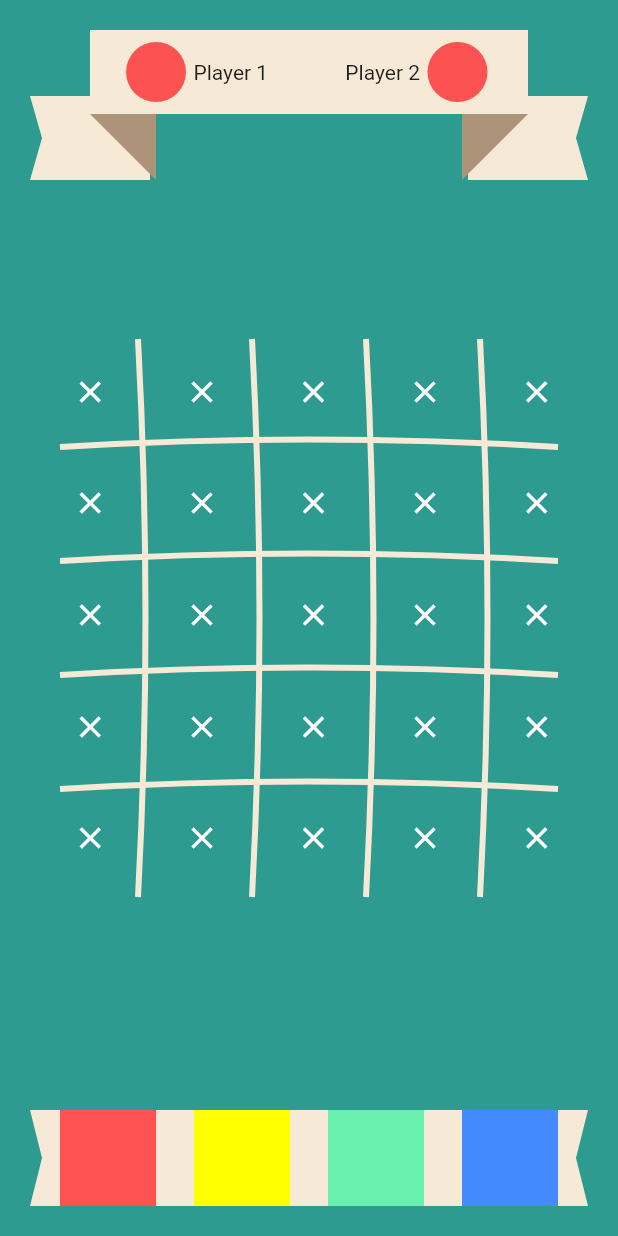
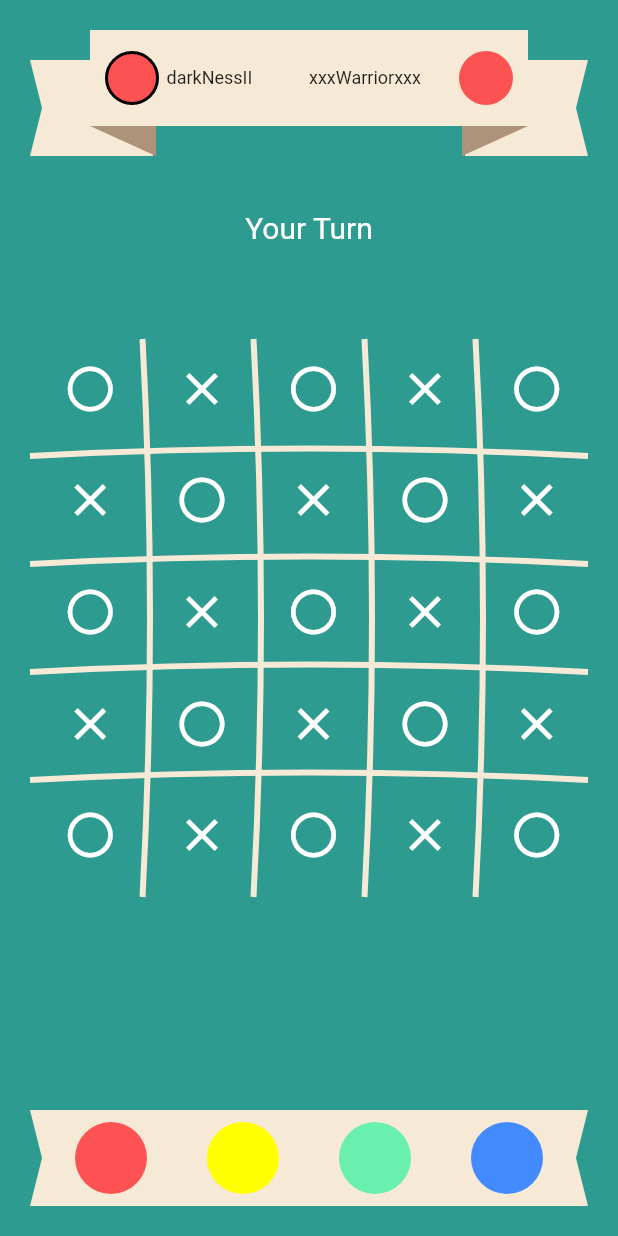
Before and after one commit to cmrnrbs/flutter_game_app, a Flutter app: the screen it shows after launch, on a phone screen of 412 x 824 dp. Run offline on Flutter 3.47's test engine with Material 2 defaults, Android fonts, the phone set to English and light mode, and no system bars; our stand-ins replace google_fonts; Roboto replaces fonts that are missing (Macondo).

Commit message:
game screen redesign

```diff
--- a/lib/constants.dart
+++ b/lib/constants.dart
@@ -3,5 +3,8 @@ import 'package:flutter/material.dart';
 Color redColor = const Color(0xFFFD5252);
 Color bannerColor = const Color(0xFFF6E9D6);
 Color bannerShadowColor = const Color(0xFFAD937A);
+Color bgColor = const Color(0xFF2E9B91);
+
+const double BOTTOM_ICON_SIZE = 48.0;
 
 enum Side { Left, Right, Both }
--- /dev/null
+++ b/lib/customviews/banner_header.dart
@@ -0,0 +1,78 @@
+import 'package:flutter/material.dart';
+
+import '../constants.dart';
+import 'banner_view.dart';
+import 'triangle.dart';
+
+class BannerHeader extends StatelessWidget {
+  const BannerHeader({Key? key}) : super(key: key);
+
+  @override
+  Widget build(BuildContext context) {
+    return SizedBox(
+                height: 100,
+                child: Stack(
+                  children: [
+                    Align(
+                      alignment: Alignment.topCenter,
+                      child: Padding(
+                        padding: const EdgeInsets.only(top: 20.0),
+                        child: Row(
+                          mainAxisAlignment: MainAxisAlignment.spaceBetween,
+                          children: [
+                            CustomPaint(
+                              painter: BannerView(side: Side.Left),
+                              child: const SizedBox(
+                                width: 82,
+                                height: 64,
+                              ),
+                            ),
+                            CustomPaint(
+                              painter: BannerView(side: Side.Right),
+                              child: const SizedBox(
+                                width: 82,
+                                height: 64,
+                              ),
+                            ),
+                          ],
+                        ),
+                      ),
+                    ),
+                    Align(
+                      alignment: Alignment.topCenter,
+                      child: Padding(
+                        padding: const EdgeInsets.symmetric(horizontal: 40.0),
+                        child: Column(
+                          children: [
+                            Container(
+                              height: 64,
+                              color: bannerColor,
+                            ),
+                            Row(
+                              mainAxisAlignment: MainAxisAlignment.spaceBetween,
+                              children: [
+                                CustomPaint(
+                                  painter: Triangle(side: Side.Left),
+                                  child: const SizedBox(
+                                    width: 44,
+                                    height: 20,
+                                  ),
+                                ),
+                                CustomPaint(
+                                  painter: Triangle(side: Side.Right),
+                                  child: const SizedBox(
+                                    width: 44,
+                                    height: 20,
+                                  ),
+                                ),
+                              ],
+                            )
+                          ],
+                        ),
+                      ),
+                    )
+                  ],
+                ),
+              );
+  }
+}
--- a/lib/customviews/banner_view.dart
+++ b/lib/customviews/banner_view.dart
@@ -1,5 +1,5 @@
 import 'package:flutter/material.dart';
-import 'package:flutter_game_app/constants.dart';
+import '../constants.dart';
 
 class BannerView extends CustomPainter {
   final Side side;
--- a/lib/customviews/custom_grid.dart
+++ b/lib/customviews/custom_grid.dart
@@ -1,5 +1,5 @@
 import 'package:flutter/material.dart';
-import 'package:flutter_game_app/constants.dart';
+import '../constants.dart';
 
 class CustomGrid extends CustomPainter {
   @override
--- a/lib/customviews/triangle.dart
+++ b/lib/customviews/triangle.dart
@@ -1,5 +1,6 @@
 import 'package:flutter/material.dart';
-import 'package:flutter_game_app/constants.dart';
+
+import '../constants.dart';
 
 class Triangle extends CustomPainter {
   final Side side;
--- a/lib/main.dart
+++ b/lib/main.dart
@@ -1,10 +1,12 @@
 import 'package:flutter/material.dart';
-import 'package:flutter_game_app/constants.dart';
-import 'package:flutter_game_app/customviews/banner_view.dart';
-import 'package:flutter_game_app/customviews/custom_grid.dart';
+import 'package:flutter_game_app/customviews/banner_header.dart';
+import 'package:google_fonts/google_fonts.dart';
+import 'constants.dart';
+import 'customviews/banner_view.dart';
+import 'customviews/custom_grid.dart';
 import 'dart:math' as math;
 
-import 'package:flutter_game_app/customviews/triangle.dart';
+import 'customviews/triangle.dart';
 
 void main() {
   runApp(const MaterialApp(
@@ -25,95 +27,35 @@ class _HomeScreenState extends State<HomeScreen> {
   @override
   Widget build(BuildContext context) {
     return Scaffold(
-      backgroundColor: const Color(0xFF2E9B91),
+      backgroundColor: bgColor,
       body: SafeArea(
           child: Padding(
         padding: const EdgeInsets.symmetric(vertical: 20.0, horizontal: 20),
         child: Stack(
           children: [
-            Align(
+            const Align(
               alignment: Alignment.topCenter,
-              child: SizedBox(
-                height: 100,
-                child: Stack(
-                  children: [
-                    Align(
-                      alignment: Alignment.bottomCenter,
-                      child: Row(
-                        mainAxisAlignment: MainAxisAlignment.spaceBetween,
-                        children: [
-                          CustomPaint(
-                            painter: BannerView(side: Side.Left),
-                            child: const SizedBox(
-                              width: 80,
-                              height: 56,
-                            ),
-                          ),
-                          CustomPaint(
-                            painter: BannerView(side: Side.Right),
-                            child: const SizedBox(
-                              width: 80,
-                              height: 56,
-                            ),
-                          ),
-                        ],
-                      ),
+              child: BannerHeader(),
             ),
             Align(
               alignment: Alignment.topCenter,
               child: Padding(
-                        padding: const EdgeInsets.symmetric(horizontal: 40.0),
-                        child: Column(
-                          children: [
-                            Container(
-                              height: 56,
-                              color: bannerColor,
-                            ),
-                            Row(
-                              mainAxisAlignment: MainAxisAlignment.spaceBetween,
-                              children: [
-                                CustomPaint(
-                                  painter: Triangle(side: Side.Left),
-                                  child: const SizedBox(
-                                    width: 44,
-                                    height: 44,
-                                  ),
-                                ),
-                                CustomPaint(
-                                  painter: Triangle(side: Side.Right),
-                                  child: const SizedBox(
-                                    width: 44,
-                                    height: 44,
-                                  ),
-                                ),
-                              ],
-                            )
-                          ],
-                        ),
-                      ),
-                    )
-                  ],
-                ),
-              ),
-            ),
-            Align(
-              alignment: Alignment.topCenter,
-              child: Padding(
-                padding: const EdgeInsets.fromLTRB(54, 0, 57, 0),
+                padding: const EdgeInsets.fromLTRB(40, 0, 40, 0),
                 child: SizedBox(
-                  height: 56,
+                  height: 64,
                   child: Padding(
                     padding: const EdgeInsets.symmetric(horizontal: 10.0),
                     child: Row(
-                      mainAxisAlignment: MainAxisAlignment.spaceBetween,
                       children: [
-                        Row(
-                          mainAxisSize: MainAxisSize.min,
+                        Expanded(
+                          child: Row(
                             children: [
                               Container(
-                              width: 40,
-                              height: 40,
+                                width: 36,
+                                height: 36,
                                 decoration: BoxDecoration(
+                                  border:
+                                      Border.all(width: 2, color: Colors.black),
                                   shape: BoxShape.circle,
                                   color: redColor,
                                 ),
@@ -121,25 +63,34 @@ class _HomeScreenState extends State<HomeScreen> {
                               const SizedBox(
                                 width: 5,
                               ),
-                            const Text('Player 1')
+                              Expanded(
+                                  child: Text(
+                                'darkNessII',
+                                style: GoogleFonts.macondo(fontSize: 12),
+                              ))
                             ],
                           ),
-                        Row(
-                          mainAxisSize: MainAxisSize.min,
+                        ),
+                        Expanded(
+                          child: Row(
                             children: [
-                            const Text('Player 2'),
+                              Expanded(
+                                  child: Text('xxxWarriorxxx',
+                                      style:
+                                          GoogleFonts.macondo(fontSize: 12))),
                               const SizedBox(
                                 width: 5,
                               ),
                               Container(
-                              width: 40,
-                              height: 40,
+                                width: 36,
+                                height: 36,
                                 decoration: BoxDecoration(
                                   shape: BoxShape.circle,
                                   color: redColor,
                                 ),
                               ),
                             ],
+                          ),
                         ),
                       ],
                     ),
@@ -148,11 +99,21 @@ class _HomeScreenState extends State<HomeScreen> {
               ),
             ),
             Align(
+              alignment: Alignment.topCenter,
+              child: Padding(
+                padding: const EdgeInsets.only(top: 120.0),
+                child: Text(
+                  'Your Turn',
+                  style: GoogleFonts.macondo(fontSize: 20, color: Colors.white),
+                ),
+              ),
+            ),
+            Align(
               alignment: Alignment.center,
               child: Padding(
-                padding: const EdgeInsets.all(20.0),
+                padding: const EdgeInsets.symmetric(vertical: 20.0),
                 child: Container(
-                  height: 400,
+                  height: MediaQuery.of(context).size.width - 32,
                   child: Column(
                     mainAxisAlignment: MainAxisAlignment.spaceBetween,
                     children: [
@@ -196,7 +157,8 @@ class _HomeScreenState extends State<HomeScreen> {
               child: Transform.rotate(
                 angle: math.pi / 2,
                 child: Container(
-                  height: 400,
+                  height: (MediaQuery.of(context).size.width - 32) + 50,
+                  padding: const EdgeInsets.symmetric(vertical: 20.0),
                   child: Column(
                     mainAxisAlignment: MainAxisAlignment.spaceBetween,
                     children: [
@@ -235,19 +197,6 @@ class _HomeScreenState extends State<HomeScreen> {
                 ),
               ),
             ),
-            Opacity(
-              opacity: 0,
-              child: Align(
-                alignment: Alignment.center,
-                child: Padding(
-                  padding: const EdgeInsets.all(20.0),
-                  child: Container(
-                    height: 106 * 4,
-                    color: Colors.black.withOpacity(.4),
-                  ),
-                ),
-              ),
-            ),
             Align(
               alignment: Alignment.center,
               child: GridView.count(
@@ -260,14 +209,23 @@ class _HomeScreenState extends State<HomeScreen> {
                     25,
                     (index) => Padding(
                           padding:
-                              const EdgeInsets.only(left: 6.0, bottom: 4.0),
+                              const EdgeInsets.only(left: 0.0, bottom: 0.0),
                           child: InkWell(
                             onTap: () => print(index),
-                            child: const SizedBox(
+                            child: Container(
+                              color: index % 2 == 0
+                                  ? Colors.black.withOpacity(.0)
+                                  : Colors.transparent,
+                              child: Padding(
+                                padding: const EdgeInsets.only(left:6.0,bottom: 8.0),
                                 child: Center(
                                   child: Icon(
-                                  Icons.close_outlined,
+                                    index % 2 == 0
+                                        ? Icons.circle_outlined
+                                        : Icons.close_outlined,
+                                        size: 36,
                                     color: Colors.white,
+                                  ),
                                 ),
                               ),
                             ),
@@ -281,29 +239,41 @@ class _HomeScreenState extends State<HomeScreen> {
                 painter: BannerView(side: Side.Both),
                 child: SizedBox(
                   child: Padding(
-                    padding: const EdgeInsets.symmetric(horizontal: 20.0),
+                    padding: const EdgeInsets.symmetric(horizontal: 30.0),
                     child: Row(
                       mainAxisAlignment: MainAxisAlignment.spaceBetween,
                       children: [
                         Container(
-                          width: 64,
-                          height: 64,
+                          width: BOTTOM_ICON_SIZE,
+                          height: BOTTOM_ICON_SIZE,
+                          decoration: BoxDecoration(
+                            shape: BoxShape.circle,
                             color: Colors.redAccent,
                           ),
+                        ),
                         Container(
-                          width: 64,
-                          height: 64,
+                          width: BOTTOM_ICON_SIZE,
+                          height: BOTTOM_ICON_SIZE,
+                          decoration: BoxDecoration(
+                            shape: BoxShape.circle,
                             color: Colors.yellowAccent,
                           ),
+                        ),
                         Container(
-                          width: 64,
-                          height: 64,
+                          width: BOTTOM_ICON_SIZE,
+                          height: BOTTOM_ICON_SIZE,
+                          decoration: BoxDecoration(
+                            shape: BoxShape.circle,
                             color: Colors.greenAccent,
                           ),
+                        ),
                         Container(
-                          width: 64,
-                          height: 64,
+                          width: BOTTOM_ICON_SIZE,
+                          height: BOTTOM_ICON_SIZE,
+                          decoration: BoxDecoration(
+                            shape: BoxShape.circle,
                             color: Colors.blueAccent,
+                          ),
                         ),
                       ],
                     ),
@@ -311,7 +281,7 @@ class _HomeScreenState extends State<HomeScreen> {
                   height: 64,
                 ),
               ),
-            )
+            ),
           ],
         ),
       )),
```
Also changed, not shown: pubspec.yaml (+5 -16 lines), pubspec.lock, 7 other files. Lines whose indentation alone changed are shown as unchanged.
